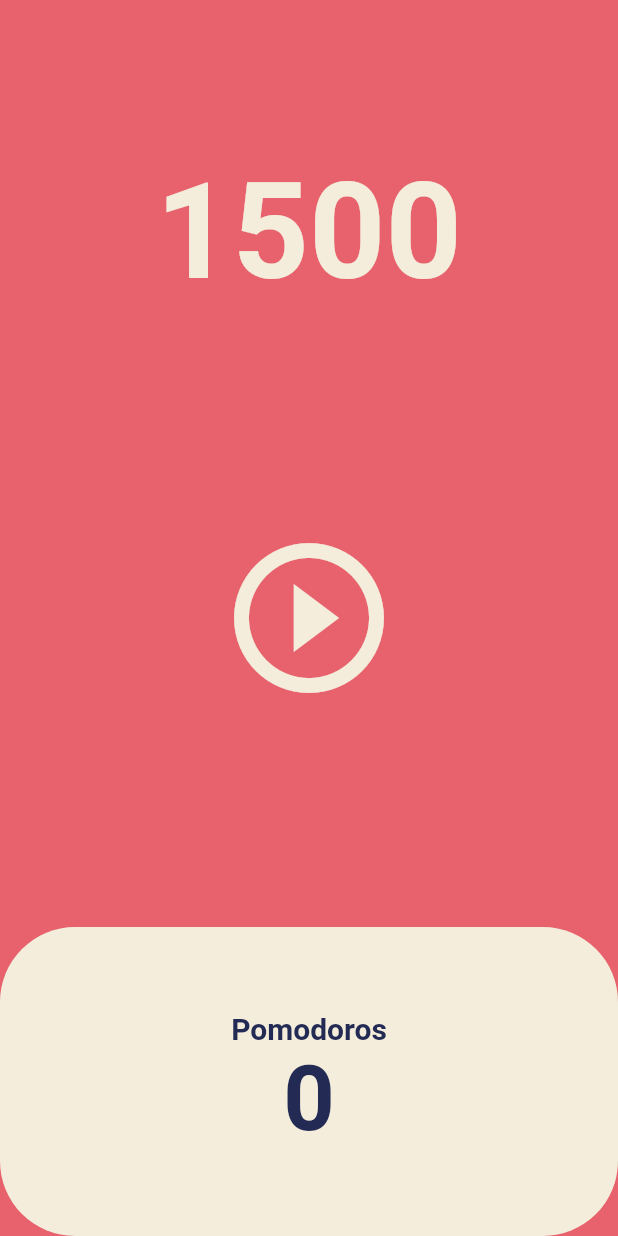
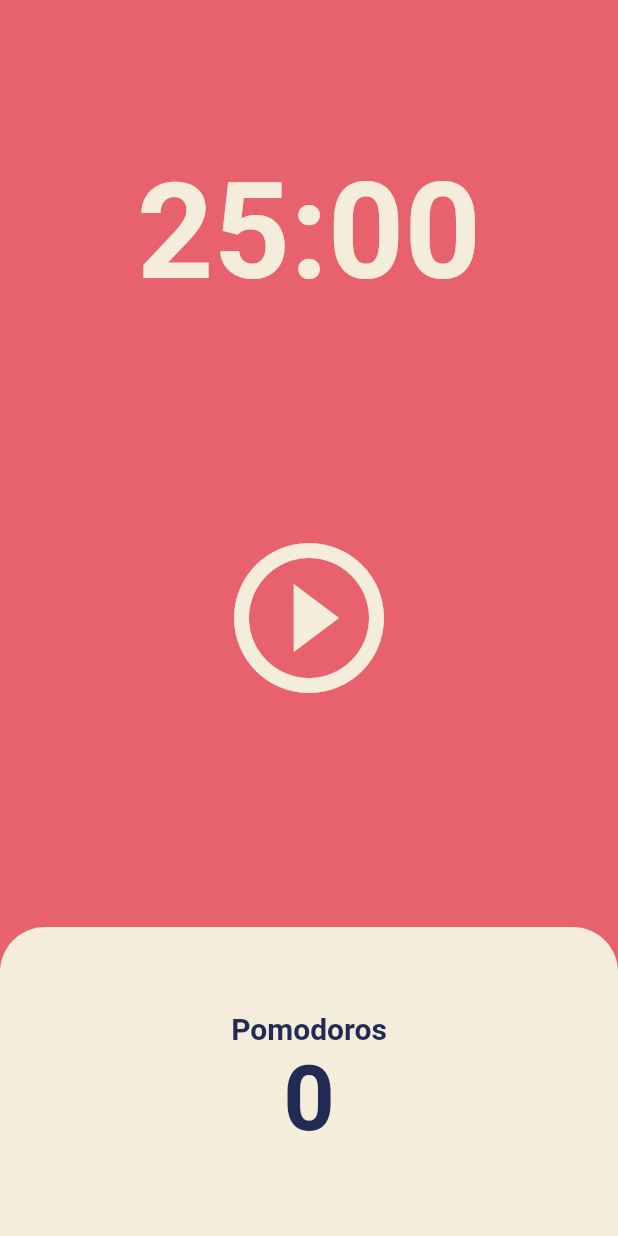
Before and after one commit to Kimhanyeol/toonflix, a Flutter app: the screen it shows after launch, on a phone screen of 412 x 824 dp. Run offline on Flutter 3.47's test engine with Material 2 defaults, Android fonts, the phone set to English and light mode, and no system bars.

Commit message:
#5.3 Date Format

```diff
--- a/lib/screens/home_screen.dart
+++ b/lib/screens/home_screen.dart
@@ -10,14 +10,25 @@ class HomeScreen extends StatefulWidget {
 }
 
 class _HomeScreenState extends State<HomeScreen> {
-  int totalSeconds = 1500;
+  static const twentyFiveMinutes = 1500;
+  int totalSeconds = twentyFiveMinutes;
   bool isRunning = false;
+  int totalPomodoros = 0;
   late Timer timer;
 
   void onTick(Timer timer) {
-    setState(() {
-      totalSeconds--;
-    });
+    if (totalSeconds == 0) {
+      setState(() {
+        totalPomodoros++;
+        isRunning = false;
+        totalSeconds = twentyFiveMinutes;
+      });
+      timer.cancel();
+    } else {
+      setState(() {
+        totalSeconds--;
+      });
+    }
   }
 
   void onStartPressed() {
@@ -37,6 +48,11 @@ class _HomeScreenState extends State<HomeScreen> {
     });
   }
 
+  String format(int seconds){
+    var duration = Duration(seconds: seconds);
+    return (duration.toString().split(".").first.substring(2,7));
+  }
+
   @override
   Widget build(BuildContext context) {
     return Scaffold(
@@ -48,7 +64,7 @@ class _HomeScreenState extends State<HomeScreen> {
             child: Container(
               alignment: Alignment.bottomCenter,
               child: Text(
-                '$totalSeconds',
+                format(totalSeconds),
                 style: TextStyle(
                   color: Theme.of(context).cardColor,
                   fontSize: 89,
@@ -78,7 +94,10 @@ class _HomeScreenState extends State<HomeScreen> {
                   child: Container(
                     decoration: BoxDecoration(
                       color: Theme.of(context).cardColor,
-                      borderRadius: BorderRadius.circular(50),
+                      borderRadius: BorderRadius.only(
+                        topLeft: Radius.circular(30),
+                        topRight: Radius.circular(30),
+                      ),
                     ),
                     child: Column(
                       mainAxisAlignment: MainAxisAlignment.center,
@@ -93,7 +112,7 @@ class _HomeScreenState extends State<HomeScreen> {
                           ),
                         ),
                         Text(
-                          '0',
+                          '$totalPomodoros',
                           style: TextStyle(
                             fontSize: 60,
                             fontWeight: FontWeight.w600,
```
